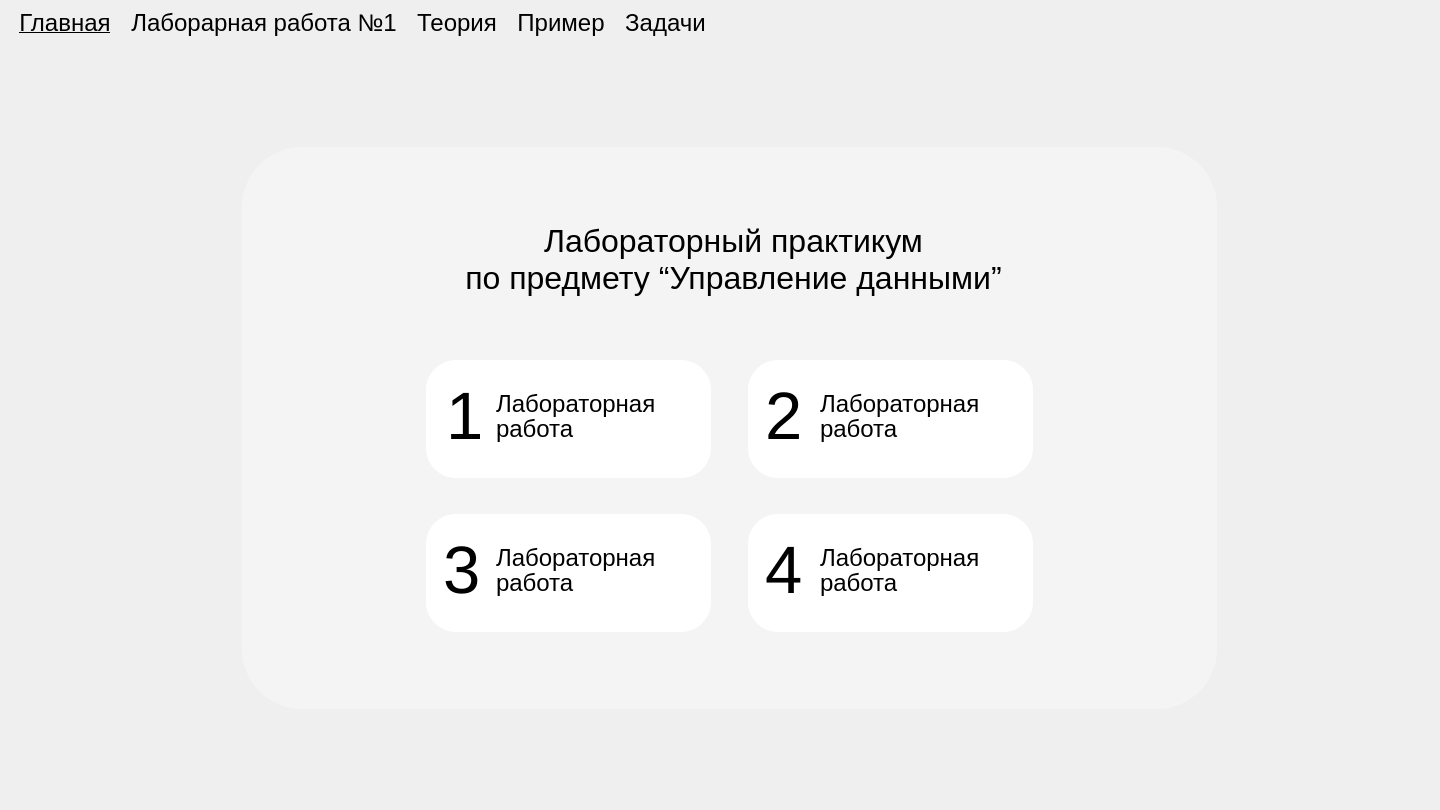
First picture: the form in interface.ui, repository aleksgov/py_labs, before the edit.
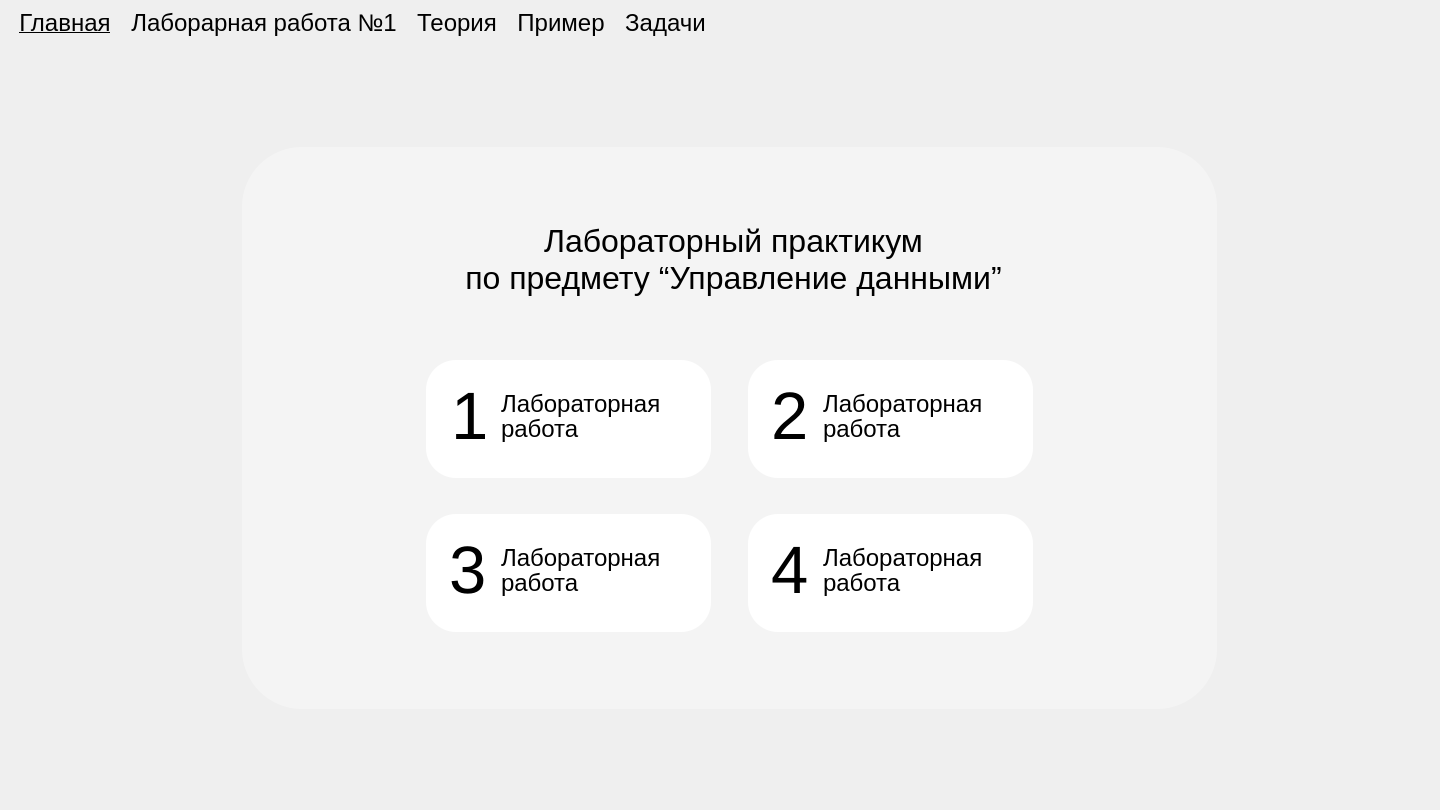
Second picture: the form after the edit.

Commit message: fix button focus bug, add font for users

What changed in the file:
```diff
--- a/interface.ui
+++ b/interface.ui
@@ -167,6 +167,10 @@
 QPushButton:pressed {
     background-color: rgba(255, 255, 255, 0.5);  
 }
+
+QPushButton:focus {
+    outline: none;
+}
                                             </string>
                                         </property>
                                         <property name="text">
@@ -176,7 +180,7 @@
                                     <widget class="QLabel" name="label3">
                                         <property name="geometry">
                                             <rect>
-                                                <x>17</x>
+            <x>23</x>
                                                 <y>11</y>
                                                 <width>41</width>
                                                 <height>91</height>
@@ -192,7 +196,7 @@
                                     <widget class="QLabel" name="label4">
                                         <property name="geometry">
                                             <rect>
-                                                <x>72</x>
+            <x>75</x>
                                                 <y>20</y>
                                                 <width>205</width>
                                                 <height>71</height>
@@ -275,6 +279,10 @@
 QPushButton:pressed {
     background-color: rgba(255, 255, 255, 0.5);  
 }
+
+QPushButton:focus {
+    outline: none;
+}
                                             </string>
                                         </property>
                                         <property name="text">
@@ -284,7 +292,7 @@
                                     <widget class="QLabel" name="label5">
                                         <property name="geometry">
                                             <rect>
-                                                <x>17</x>
+            <x>23</x>
                                                 <y>11</y>
                                                 <width>41</width>
                                                 <height>91</height>
@@ -300,7 +308,7 @@
                                     <widget class="QLabel" name="label6">
                                         <property name="geometry">
                                             <rect>
-                                                <x>70</x>
+            <x>75</x>
                                                 <y>20</y>
                                                 <width>205</width>
                                                 <height>71</height>
@@ -383,6 +391,10 @@
 QPushButton:pressed {
     background-color: rgba(255, 255, 255, 0.5);  
 }
+
+QPushButton:focus {
+    outline: none;
+}
                                             </string>
                                         </property>
                                         <property name="text">
@@ -392,7 +404,7 @@
                                     <widget class="QLabel" name="label7">
                                         <property name="geometry">
                                             <rect>
-                                                <x>17</x>
+            <x>23</x>
                                                 <y>11</y>
                                                 <width>41</width>
                                                 <height>91</height>
@@ -408,7 +420,7 @@
                                     <widget class="QLabel" name="label8">
                                         <property name="geometry">
                                             <rect>
-                                                <x>72</x>
+            <x>75</x>
                                                 <y>20</y>
                                                 <width>205</width>
                                                 <height>71</height>
@@ -491,6 +503,10 @@
 QPushButton:pressed {
     background-color: rgba(255, 255, 255, 0.5);  
 }
+
+QPushButton:focus {
+    outline: none;
+}
                                             </string>
                                         </property>
                                         <property name="text">
@@ -500,7 +516,7 @@
                                     <widget class="QLabel" name="label1">
                                         <property name="geometry">
                                             <rect>
-                                                <x>20</x>
+            <x>25</x>
                                                 <y>11</y>
                                                 <width>41</width>
                                                 <height>91</height>
@@ -516,7 +532,7 @@
                                     <widget class="QLabel" name="label2">
                                         <property name="geometry">
                                             <rect>
-                                                <x>70</x>
+            <x>75</x>
                                                 <y>20</y>
                                                 <width>205</width>
                                                 <height>71</height>
@@ -562,9 +578,9 @@
                             <widget class="QWidget" name="verticalLayoutWidget">
                                 <property name="geometry">
                                     <rect>
-                                        <x>1319</x>
+          <x>1350</x>
                                         <y>20</y>
-                                        <width>91</width>
+          <width>61</width>
                                         <height>401</height>
                                     </rect>
                                 </property>
```
Lines whose indentation alone changed are shown as unchanged. The commit also changes 6 other files.
